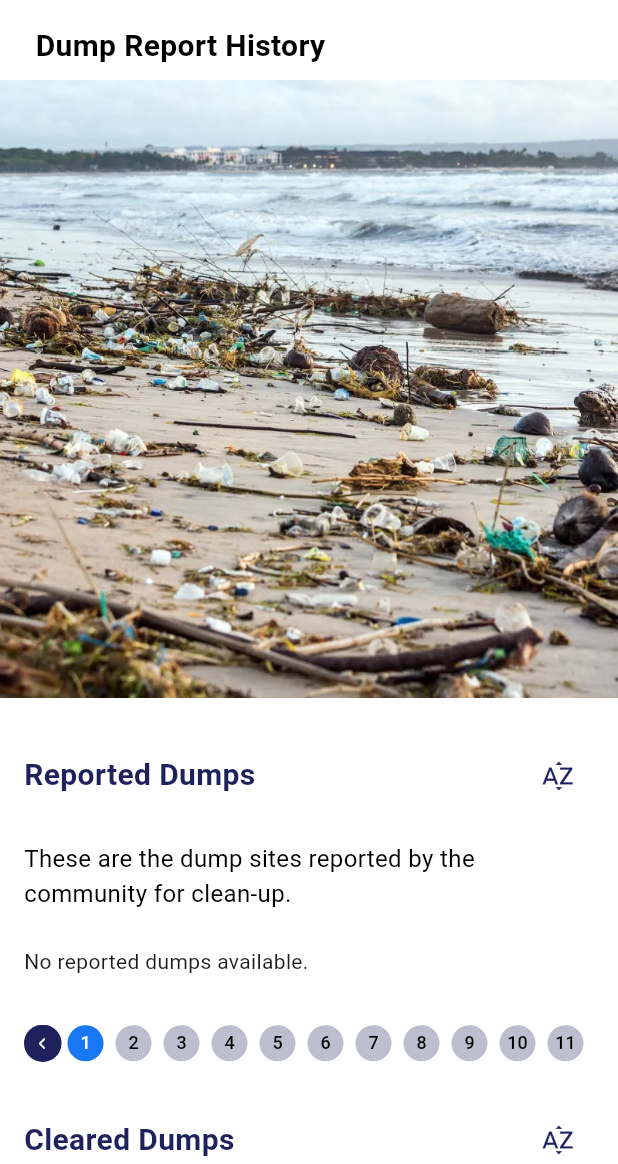
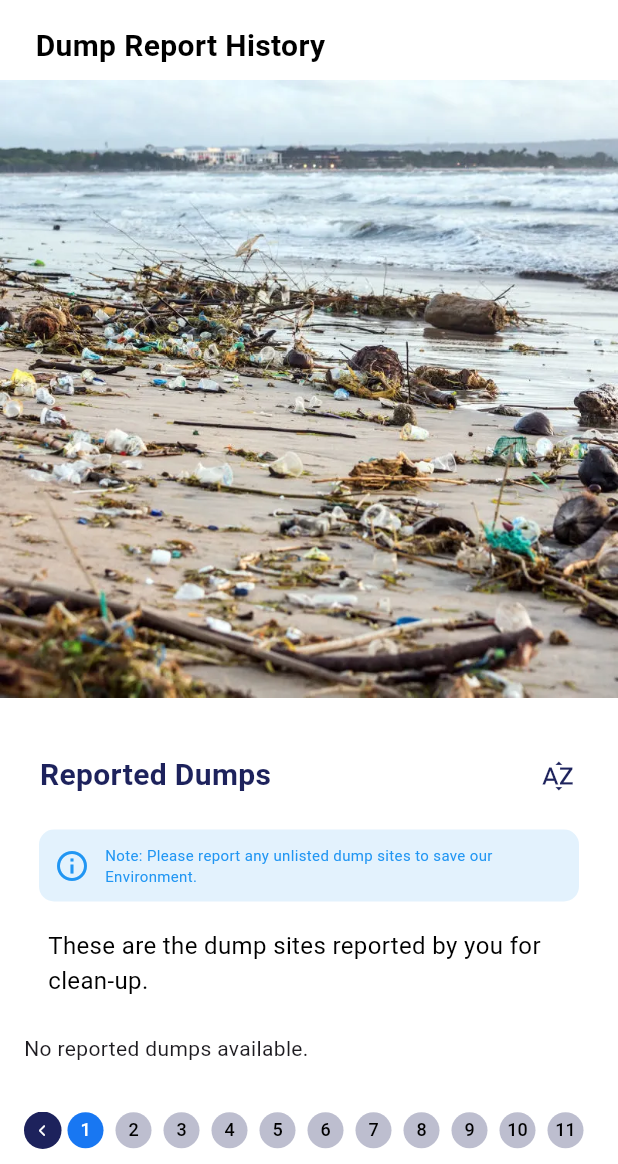
Before and after one commit to SDP-1/ocean_rescue, a Flutter app: the DumpReportHistory screen opened directly, on a phone screen of 412 x 824 dp, the part 72-1236 px from its top. Run offline on Flutter 3.47's test engine with Material 3 defaults, Android fonts, the light colour scheme and no system bars; our stand-ins replace cloud_firestore, firebase_auth, firebase_core, firebase_messaging, firebase_storage, flutter_image_compress and 7 more; accounts and stored records are empty.

Commit message:
added a small help box

```diff
--- a/lib/pages/dumpReport/DumpReportHistory.dart
+++ b/lib/pages/dumpReport/DumpReportHistory.dart
@@ -4,6 +4,7 @@ import 'package:flutter/material.dart';
 import 'package:ocean_rescue/theme/colorTheme.dart';
 
 import 'package:font_awesome_flutter/font_awesome_flutter.dart';
+import 'package:ocean_rescue/widget/event/EventInfoAlert.dart';
 import 'package:ocean_rescue/widget/navbar/BottomNavBar.dart';
 import 'package:ocean_rescue/widget/popup/DeleteConfirmationPopup.dart';
 import 'package:ocean_rescue/widget/popup/ErrorPopup.dart';
@@ -119,9 +120,22 @@ class _DumpReportHistoryState extends State<DumpReportHistory> {
                           child: Column(
                             crossAxisAlignment: CrossAxisAlignment.start,
                             children: [
-                              _buildSectionTitle('Reported Dumps'),
-                              _buildDescriptionText(
-                                  'These are the dump sites reported by the community for clean-up.'),
+                              _buildSectionTitle('\t\tReported Dumps'),
+                              // Add EventInfoAlert below the description text
+                              EventInfoAlert(
+                                alertText:
+                                    'Note: Please report any unlisted dump sites to save our Environment.', // Example text
+                              ),
+                              SizedBox(height: 10),
+                              Padding(
+                                padding: const EdgeInsets.only(
+                                    left:
+                                        16.0), // Adjust left padding value as needed
+                                child: _buildDescriptionText(
+                                  'These are the dump sites reported by you for clean-up.',
+                                ),
+                              ),
+
                               _buildDumpList(
                                   isReported: true), // Pass _reportedDumps
                               _buildPagination(), // Optionally, you can modify this to support pagination
@@ -277,7 +291,9 @@ class _DumpReportHistoryState extends State<DumpReportHistory> {
                   // Conditional Icon Button
                   IconButton(
                     icon: Icon(
-    isReported ? Icons.clear : Icons.delete, // Change icon based on isReported
+                      isReported
+                          ? Icons.clear
+                          : Icons.delete, // Change icon based on isReported
                       color: isReported ? Colors.lightBlue : Colors.red,
                     ),
                     onPressed: () async {
@@ -289,7 +305,8 @@ class _DumpReportHistoryState extends State<DumpReportHistory> {
                             'Report will be marked as cleared.',
                             () async {
                               // Mark the dump as cleared
-            await ReportDumpsFirestoreMethods().markDumpAsCleared(report.rdid);
+                              await ReportDumpsFirestoreMethods()
+                                  .markDumpAsCleared(report.rdid);
                               // Refresh the reports
                               await _fetchDumpReports();
                             },
@@ -301,7 +318,8 @@ class _DumpReportHistoryState extends State<DumpReportHistory> {
                             'Report will be deleted permanently.',
                             () async {
                               // Delete the cleared dump from Firestore
-            await ReportDumpsFirestoreMethods().deleteReportDump(report.rdid);
+                              await ReportDumpsFirestoreMethods()
+                                  .deleteReportDump(report.rdid);
                               // Refresh the reports
                               await _fetchDumpReports();
                             },
@@ -309,11 +327,11 @@ class _DumpReportHistoryState extends State<DumpReportHistory> {
                         }
                       } catch (e) {
                         // If any error occurs, show an error popup
-      showErrorPopup(context, 'Operation Failed', 'Unable to complete the action.');
+                        showErrorPopup(context, 'Operation Failed',
+                            'Unable to complete the action.');
                       }
                     },
                   )
-
                 ],
               ),
             ),
```
Lines whose indentation alone changed are shown as unchanged.
